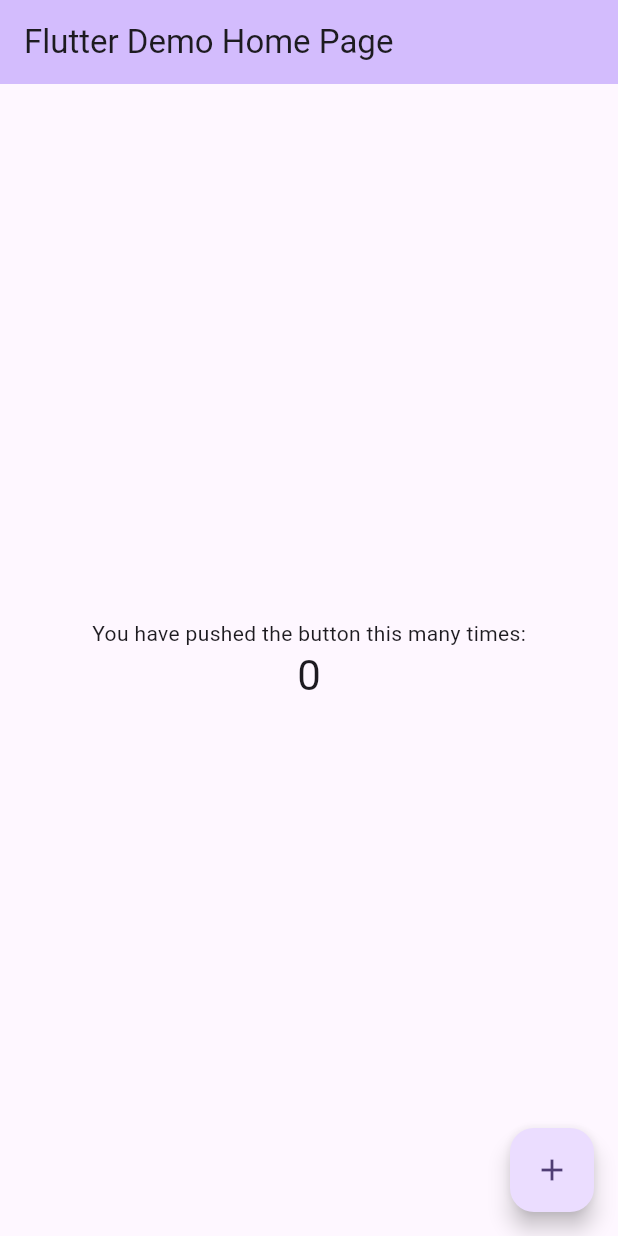
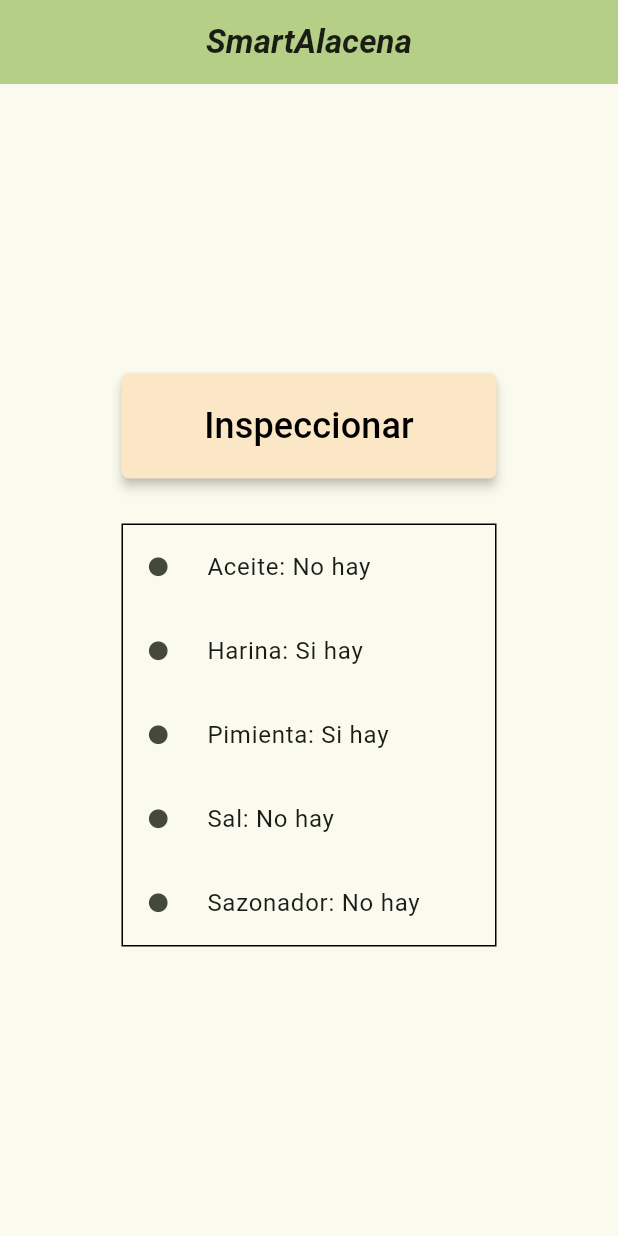
Before and after one commit to Emilio157/smartAlacena, a Flutter app: the screen it shows after launch, on a phone screen of 412 x 824 dp. Run offline on Flutter 3.47's test engine with Material 3 defaults, Android fonts, the light colour scheme and no system bars.

Commit message:
Primer diseño de la app

```diff
--- a/lib/main.dart
+++ b/lib/main.dart
@@ -7,46 +7,23 @@
 class MyApp extends StatelessWidget {
   const MyApp({super.key});
 
-  // This widget is the root of your application.
   @override
   Widget build(BuildContext context) {
     return MaterialApp(
-      title: 'Flutter Demo',
+      debugShowCheckedModeBanner: false,
+      title: 'smartAlacena',
       theme: ThemeData(
-        // This is the theme of your application.
-        //
-        // TRY THIS: Try running your application with "flutter run". You'll see
-        // the application has a purple toolbar. Then, without quitting the app,
-        // try changing the seedColor in the colorScheme below to Colors.green
-        // and then invoke "hot reload" (save your changes or press the "hot
-        // reload" button in a Flutter-supported IDE, or press "r" if you used
-        // the command line to start the app).
-        //
-        // Notice that the counter didn't reset back to zero; the application
-        // state is not lost during the reload. To reset the state, use hot
-        // restart instead.
-        //
-        // This works for code too, not just values: Most code changes can be
-        // tested with just a hot reload.
-        colorScheme: ColorScheme.fromSeed(seedColor: Colors.deepPurple),
-        useMaterial3: true,
+        colorScheme: ColorScheme.fromSeed(
+          seedColor: const Color.fromARGB(255, 85, 107, 47),
+        ),
       ),
-      home: const MyHomePage(title: 'Flutter Demo Home Page'),
+      home: const MyHomePage(title: 'SmartAlacena'),
     );
   }
 }
 
 class MyHomePage extends StatefulWidget {
   const MyHomePage({super.key, required this.title});
-
-  // This widget is the home page of your application. It is stateful, meaning
-  // that it has a State object (defined below) that contains fields that affect
-  // how it looks.
-
-  // This class is the configuration for the state. It holds the values (in this
-  // case the title) provided by the parent (in this case the App widget) and
-  // used by the build method of the State. Fields in a Widget subclass are
-  // always marked "final".
 
   final String title;
 
@@ -55,71 +32,62 @@
 }
 
 class _MyHomePageState extends State<MyHomePage> {
-  int _counter = 0;
-
-  void _incrementCounter() {
-    setState(() {
-      // This call to setState tells the Flutter framework that something has
-      // changed in this State, which causes it to rerun the build method below
-      // so that the display can reflect the updated values. If we changed
-      // _counter without calling setState(), then the build method would not be
-      // called again, and so nothing would appear to happen.
-      _counter++;
-    });
-  }
+  List<String> listItems = ["Aceite: No hay", "Harina: Si hay", "Pimienta: Si hay", "Sal: No hay", "Sazonador: No hay"];
 
   @override
   Widget build(BuildContext context) {
-    // This method is rerun every time setState is called, for instance as done
-    // by the _incrementCounter method above.
-    //
-    // The Flutter framework has been optimized to make rerunning build methods
-    // fast, so that you can just rebuild anything that needs updating rather
-    // than having to individually change instances of widgets.
     return Scaffold(
       appBar: AppBar(
-        // TRY THIS: Try changing the color here to a specific color (to
-        // Colors.amber, perhaps?) and trigger a hot reload to see the AppBar
-        // change color while the other colors stay the same.
         backgroundColor: Theme.of(context).colorScheme.inversePrimary,
-        // Here we take the value from the MyHomePage object that was created by
-        // the App.build method, and use it to set our appbar title.
-        title: Text(widget.title),
+        title: Center(
+          child: Text(
+            widget.title,
+            style: const TextStyle(
+              fontWeight: FontWeight.bold,
+              fontStyle: FontStyle.italic,
+            ),
+          ),
+        ),
       ),
       body: Center(
-        // Center is a layout widget. It takes a single child and positions it
-        // in the middle of the parent.
         child: Column(
-          // Column is also a layout widget. It takes a list of children and
-          // arranges them vertically. By default, it sizes itself to fit its
-          // children horizontally, and tries to be as tall as its parent.
-          //
-          // Column has various properties to control how it sizes itself and
-          // how it positions its children. Here we use mainAxisAlignment to
-          // center the children vertically; the main axis here is the vertical
-          // axis because Columns are vertical (the cross axis would be
-          // horizontal).
-          //
-          // TRY THIS: Invoke "debug painting" (choose the "Toggle Debug Paint"
-          // action in the IDE, or press "p" in the console), to see the
-          // wireframe for each widget.
           mainAxisAlignment: MainAxisAlignment.center,
           children: <Widget>[
-            const Text(
-              'You have pushed the button this many times:',
+            ElevatedButton(
+              onPressed: (){},
+              style: ElevatedButton.styleFrom(
+                    backgroundColor: const Color.fromARGB(255, 251, 231, 198),
+                    foregroundColor: Colors.black,
+                    shadowColor: Colors.black,
+                    elevation: 3,
+                    shape: RoundedRectangleBorder(
+                        borderRadius: BorderRadius.circular(5)),
+                    minimumSize: const Size(250, 70),
+                  ),
+              child: const Text("Inspeccionar", style: TextStyle(fontSize: 24),),
             ),
-            Text(
-              '$_counter',
-              style: Theme.of(context).textTheme.headlineMedium,
+            const SizedBox(height: 30),
+            Container(
+              width: 250.0,
+              decoration: BoxDecoration(
+                border: Border.all(color: Colors.black),
+              ),
+              child: ListView.builder(
+                shrinkWrap: true,
+                itemCount: listItems.length,
+                itemBuilder: (context, index) {
+                  return ListTile(
+                    leading: const Icon(Icons.circle, size: 15.0),
+                    title: Text(
+                      listItems[index],
+                    ),
+                  );
+                },
+              ),
             ),
           ],
         ),
       ),
-      floatingActionButton: FloatingActionButton(
-        onPressed: _incrementCounter,
-        tooltip: 'Increment',
-        child: const Icon(Icons.add),
-      ), // This trailing comma makes auto-formatting nicer for build methods.
     );
   }
 }
```
